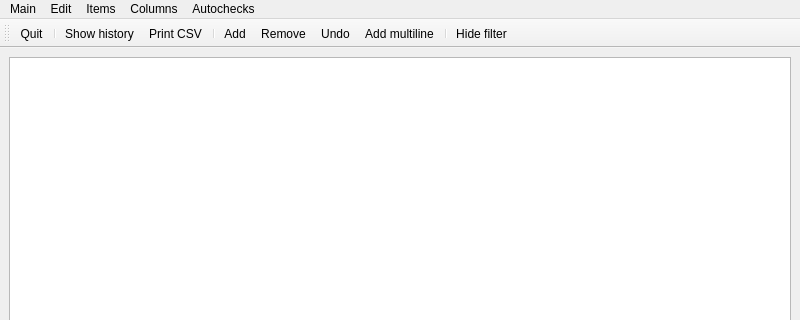
The window that mainwindow.ui (clckwrkbdgr/inventory) describes before a commit, drawn with Qt 5; both pictures show x 0 to 800 and y 0 to 320 of the 800 by 600 pixel window.
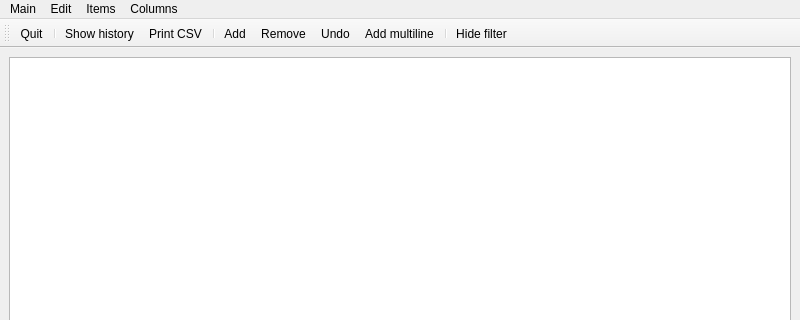
The same window after the commit.

Commit message: Removed all column autocheck action except for SwitchCheckedOff.

What changed in the file:
```diff
--- a/mainwindow.ui
+++ b/mainwindow.ui
@@ -157,13 +157,6 @@
     <addaction name="actionShowRepairState"/>
     <addaction name="actionShowCheckedItemState"/>
     <addaction name="actionShowNote"/>
-   </widget>
-   <widget class="QMenu" name="menuAutochecks">
-    <property name="title">
-     <string>Autochecks</string>
-    </property>
-    <addaction name="actionSwitchWrittenOffOn"/>
-    <addaction name="actionSwitchWrittenOffOff"/>
     <addaction name="separator"/>
     <addaction name="actionSwitchRepairOn"/>
     <addaction name="actionSwitchRepairOff"/>
@@ -175,7 +168,6 @@
    <addaction name="menuEdit"/>
    <addaction name="menuItems"/>
    <addaction name="menuColumns"/>
-   <addaction name="menuAutochecks"/>
   </widget>
   <widget class="QStatusBar" name="statusbar"/>
   <widget class="QToolBar" name="toolBar">
```
Left out of the diff: 29 changed lines with no effect on the pictures. The commit also changes 2 other files.
